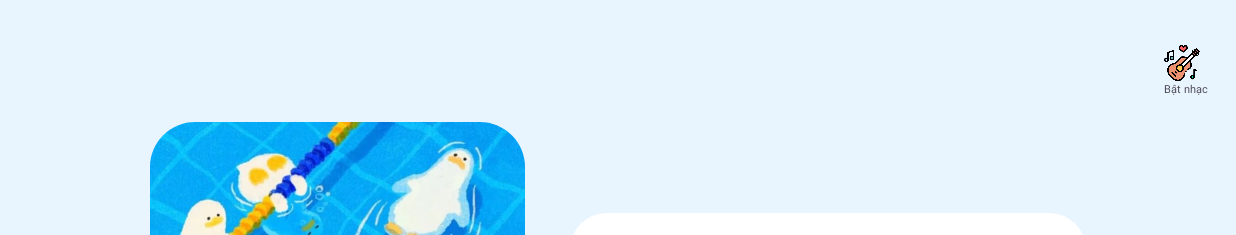
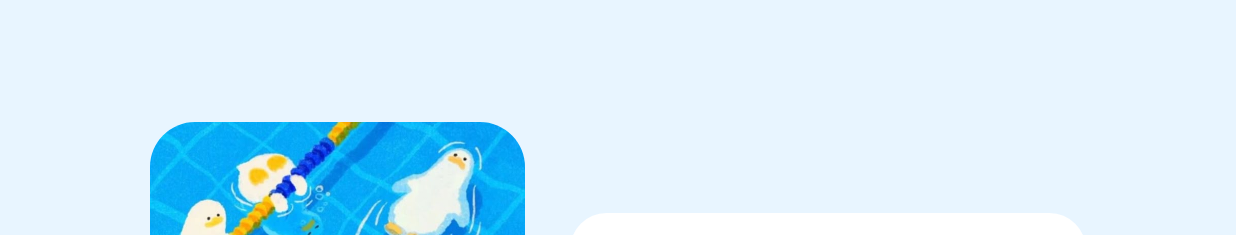
Before and after one commit to toki-ai/betting-game-android, an Android app: the screen it shows after launch (LoginActivity), on a phone screen of 824 x 412 dp (held sideways). Shown: the top 235 px of the screen. Run offline under Robolectric (Android 15) with nearby library versions, the phone set to English and light mode, and no system bars.

Commit message:
refactor: change place to call background music

```diff
--- a/app/src/main/java/com/example/bettinggame/LoginActivity.java
+++ b/app/src/main/java/com/example/bettinggame/LoginActivity.java
@@ -13,12 +13,12 @@ import android.widget.Toast;
 import androidx.activity.EdgeToEdge;
 import androidx.appcompat.app.AppCompatActivity;
 
+import com.example.bettinggame.services.AudioManagerUnified;
+
 public class LoginActivity extends AppCompatActivity {
 
     private EditText etUsername;
     private Button btnLogin;
-    private ImageButton btnMusic;
-    private TextView tvMusic;
 
     @Override
     protected void onCreate(Bundle savedInstanceState) {
@@ -26,16 +26,31 @@ public class LoginActivity extends AppCompatActivity {
         EdgeToEdge.enable(this);
         setContentView(R.layout.activity_login);
 
+        // Initialize audio
+        AudioManagerUnified.initialize(this);
+
         etUsername = findViewById(R.id.etUsername);
         btnLogin = findViewById(R.id.btnLogin);
-        btnMusic = findViewById(R.id.btnMusic);
-        tvMusic = findViewById(R.id.tvMusic);
 
-        btnMusic.setOnClickListener(v -> {
+        etUsername.addTextChangedListener(new android.text.TextWatcher() {
+            @Override
+            public void beforeTextChanged(CharSequence s, int start, int count, int after) {}
 
+            @Override
+            public void onTextChanged(CharSequence s, int start, int before, int count) {
+                if (count > 0) { // Chỉ phát sound khi thêm text
+                    AudioManagerUnified.playTypeSound(LoginActivity.this);
+                }
+            }
+
+            @Override
+            public void afterTextChanged(android.text.Editable s) {}
         });
 
+        // Xóa music button listener
+
         btnLogin.setOnClickListener(v -> {
+            AudioManagerUnified.playButtonSound(this);
             String username = etUsername.getText().toString().trim();
             if (username.isEmpty()) {
                 Toast.makeText(this, "Please enter username", Toast.LENGTH_SHORT).show();
@@ -60,4 +75,29 @@ public class LoginActivity extends AppCompatActivity {
             finish();
         });
     }
+
+    @Override
+    protected void onResume() {
+        super.onResume();
+        AudioManagerUnified.onActivityResumed(this);
+        // Xóa updateMusicUI
+    }
+
+    @Override
+    protected void onPause() {
+        super.onPause();
+        AudioManagerUnified.onActivityPaused();
+    }
+
+    @Override
+    public void onLowMemory() {
+        super.onLowMemory();
+        AudioManagerUnified.onLowMemory();
+    }
+
+    @Override
+    public void onTrimMemory(int level) {
+        super.onTrimMemory(level);
+        AudioManagerUnified.onTrimMemory(level);
+    }
 }
--- a/app/src/main/res/layout/activity_login.xml
+++ b/app/src/main/res/layout/activity_login.xml
@@ -53,28 +53,4 @@
         app:layout_constraintTop_toBottomOf="@+id/etUsername"
         />
 
-    <ImageButton
-        android:id="@+id/btnMusic"
-        android:layout_width="24dp"
-        android:layout_height="24dp"
-        android:src="@drawable/ic_music"
-        android:layout_marginTop="30dp"
-        android:layout_marginEnd="24dp"
-        android:background="?attr/selectableItemBackgroundBorderless"
-        android:contentDescription="Tutorial"
-        android:scaleType="centerCrop"
-        android:soundEffectsEnabled="false"
-        app:layout_constraintEnd_toEndOf="parent"
-        app:layout_constraintTop_toTopOf="parent"/>
-
-    <TextView
-        android:id="@+id/tvMusic"
-        android:layout_width="wrap_content"
-        android:layout_height="wrap_content"
-        android:textSize="7sp"
-        android:text="Bật nhạc"
-        app:layout_constraintTop_toBottomOf="@+id/btnMusic"
-        app:layout_constraintStart_toStartOf="@+id/btnMusic"/>
-
-
 </androidx.constraintlayout.widget.ConstraintLayout>
```
Also changed, not shown: app/src/main/java/com/example/bettinggame/MainActivity.java (+43 -29 lines), app/src/main/java/com/example/bettinggame/RaceResultsActivity.java (+28 -1 lines), app/src/main/java/com/example/bettinggame/TutorialActivity.java (+31 -2 lines), app/src/main/java/com/example/bettinggame/services/AudioManagerUnified.java (+126 -48 lines), app/src/main/java/com/example/bettinggame/services/BettingManager.java (+8 -1 lines), app/src/main/java/com/example/bettinggame/services/RaceManager.java (+8 -0 lines), app/src/main/res/layout/activity_main.xml (+0 -22 lines).
